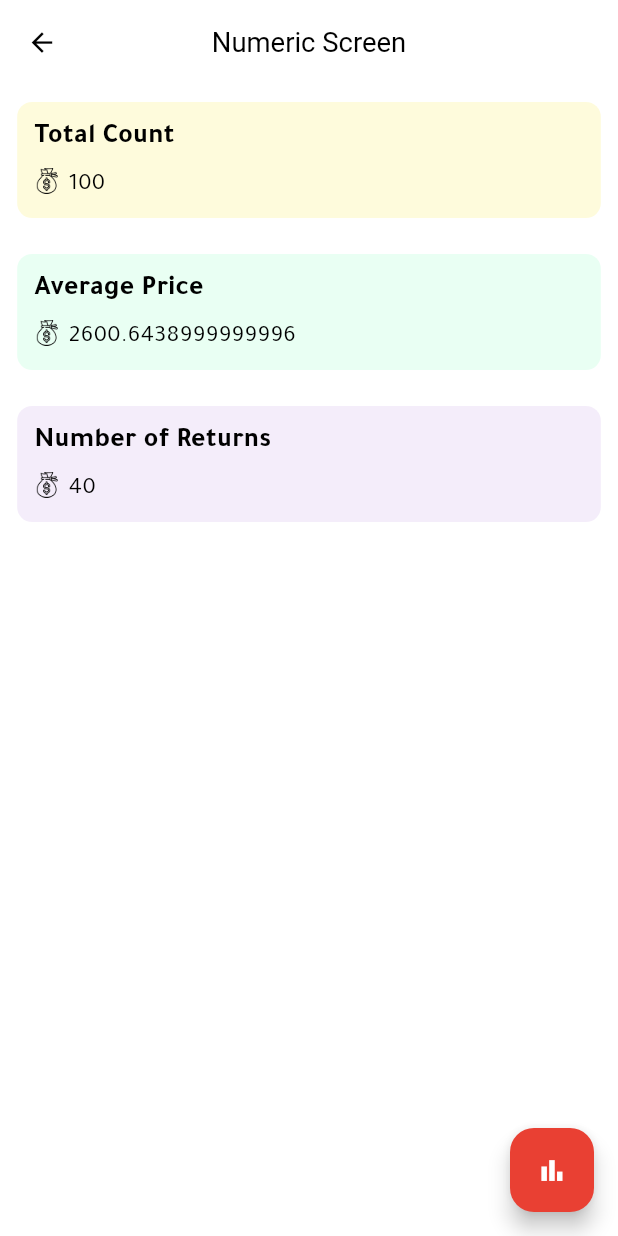
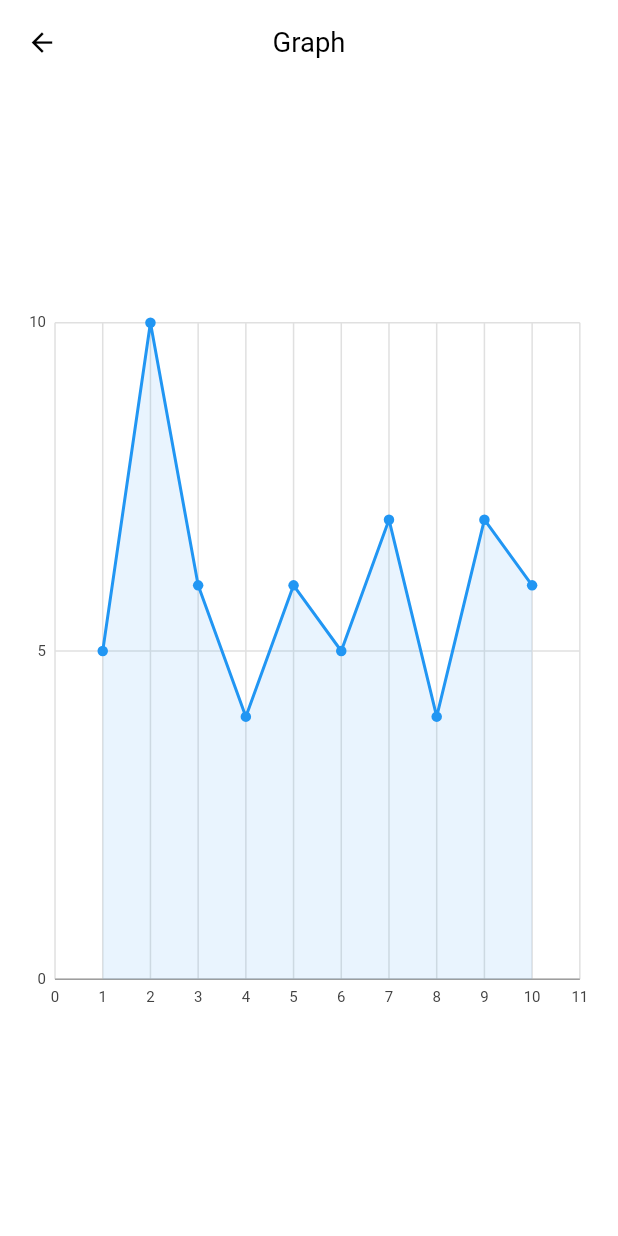
Before and after one commit to ahmed3ssem/spatium_software_task, a Flutter app: the screen it shows after launch, after a tap on the "bar chart" icon, on a phone screen of 412 x 824 dp. Run offline on Flutter 3.47's test engine with Material 3 defaults, Android fonts, the phone set to English and light mode, and no system bars; our stand-ins replace bloc, charts_flutter, dartz, dio, equatable, flutter_bloc and 5 more.

Commit message:
Graph Screen

```diff
--- a/lib/app.dart
+++ b/lib/app.dart
@@ -6,6 +6,7 @@ import 'package:spatium_software_task/config/routes/app_routes.dart';
 import 'package:spatium_software_task/config/theme/app_theme.dart';
 import 'package:spatium_software_task/core/utils/app_strings.dart';
 import 'package:spatium_software_task/core/utils/local_strings.dart';
+import 'package:spatium_software_task/feature/graph/presentation/cubit/graph_cubit.dart';
 import 'package:spatium_software_task/feature/numeric/presentation/cubit/numeric_cubit.dart';
 import 'injection_container.dart' as di;
 import 'widgets/message_widget.dart';
@@ -17,6 +18,7 @@ class MyApp extends StatelessWidget {
     return MultiBlocProvider(
         providers: [
           BlocProvider(create: (context) => di.sl<NumericCubit>()),
+          BlocProvider(create: (context) => di.sl<GraphCubit>()),
         ],
         child: ScreenUtilInit(
             designSize: const Size(360, 690),
--- a/lib/config/arguments/routes_arguments.dart
+++ /dev/null
@@ -1,19 +0,0 @@
-class RoutesArgument{}
-
-
-class StatisticDetailsRoutesArguments extends RoutesArgument{
-
-  final String uniqueId;
-  final String companyName;
-  final String buildingName;
-  String date;
-
-  StatisticDetailsRoutesArguments({required this.uniqueId , required this.companyName , required this.buildingName , required this.date});
-
-}
-
-class LoginRoutesArguments extends RoutesArgument{
-  final bool addOtherMail;
-  final bool isThereExistingUsers;
-  LoginRoutesArguments({required this.addOtherMail , required this.isThereExistingUsers});
-}
--- a/lib/config/routes/app_routes.dart
+++ b/lib/config/routes/app_routes.dart
@@ -1,4 +1,5 @@
 import 'package:flutter/material.dart';
+import 'package:spatium_software_task/feature/graph/presentation/screen/graph_screen.dart';
 import 'package:spatium_software_task/feature/numeric/presentation/screen/numeric_screen.dart';
 import 'package:spatium_software_task/feature/splash/presentation/screen/splash_screen.dart';
 
@@ -7,6 +8,8 @@ class Routes{
   static const String initialRoutes = '/';
 
   static const String numericRoutes = 'NumericScreen';
+
+  static const String graphRoutes = 'GraphScreen';
 
 }
 
@@ -22,6 +25,10 @@ class AppRoutes{
         return MaterialPageRoute(builder: (context) {
           return const NumericScreen();
         });
+      case Routes.graphRoutes:
+        return MaterialPageRoute(builder: (context) {
+          return const GraphScreen();
+        });
       default:
         return null;
     }
--- a/lib/core/utils/local_strings.dart
+++ b/lib/core/utils/local_strings.dart
@@ -11,7 +11,8 @@ class LocalStrings extends Translations {
       "numericScreen":"Numeric Screen",
       "totalCount":"Total Count",
       "averagePrice":"Average Price",
-      "numberOfReturns":"Number of Returns"
+      "numberOfReturns":"Number of Returns",
+      "graph":"Graph"
 
     },
   };
--- /dev/null
+++ b/lib/feature/graph/data/datasources/graph_remote_data_source.dart
@@ -0,0 +1,4 @@
+abstract class GraphRemoteDataSource {
+
+  Future<Map<String, int>> getGraphData();
+}
--- /dev/null
+++ b/lib/feature/graph/data/datasources/graph_remote_data_source_impl.dart
@@ -0,0 +1,32 @@
+import 'dart:convert';
+
+import 'package:flutter/services.dart';
+import 'package:intl/intl.dart';
+import 'package:spatium_software_task/feature/graph/data/datasources/graph_remote_data_source.dart';
+import 'package:spatium_software_task/feature/numeric/data/models/orders_model.dart';
+
+class GraphRemoteDataSourceImpl extends GraphRemoteDataSource {
+
+GraphRemoteDataSourceImpl();
+
+  @override
+  Future<Map<String, int>> getGraphData() async{
+    final jsonString = await rootBundle.loadString('assets/orders.json');
+    final List<dynamic> jsonList = json.decode(jsonString);
+    final List<OrdersModel> ordersList = jsonList.map((e) => OrdersModel.fromJson(e)).toList();
+    Map<String, int> monthFrequency = calculateMonthFrequency(ordersList);
+    return monthFrequency;
+  }
+
+Map<String, int> calculateMonthFrequency(List<OrdersModel> items) {
+  Map<String, int> monthFrequency = {};
+  for (var item in items) {
+    if (item.status != 'RETURNED') {
+      final DateTime registeredDate = DateFormat("yyyy-MM-dd'T'HH:mm:ss").parse(item.registered);
+      final month = DateFormat('MMM').format(registeredDate);
+      monthFrequency[month] = (monthFrequency[month] ?? 0) + 1;
+    }
+  }
+  return monthFrequency;
+}
+}
--- /dev/null
+++ b/lib/feature/graph/data/models/month_model.dart
@@ -0,0 +1,8 @@
+class MonthData {
+  final String month;
+  final int count;
+
+  MonthData(this.month, this.count);
+
+  num get countAsNum => count;
+}
--- /dev/null
+++ b/lib/feature/graph/data/repositories/graph_repository_impl.dart
@@ -0,0 +1,23 @@
+import 'package:dartz/dartz.dart';
+import 'package:get/get.dart';
+import 'package:spatium_software_task/core/error/exceptions.dart';
+import 'package:spatium_software_task/core/error/failures.dart';
+import 'package:spatium_software_task/feature/graph/data/datasources/graph_remote_data_source.dart';
+import 'package:spatium_software_task/feature/graph/domain/repositories/graph_repository.dart';
+
+class GraphRepositoryImpl extends GraphRepository {
+
+	GraphRemoteDataSource graphRemoteDataSource;
+	GraphRepositoryImpl({required this.graphRemoteDataSource});
+
+  @override
+  Future<Either<Failures, Map<String, int>>> getGraphData() async{
+		try{
+			final response = await graphRemoteDataSource.getGraphData();
+			return Right(response);
+		} on ServerException{
+			return Left(ServerFailure(msg: 'error'.tr));
+		}
+  }
+
+}
--- /dev/null
+++ b/lib/feature/graph/domain/repositories/graph_repository.dart
@@ -0,0 +1,7 @@
+import 'package:dartz/dartz.dart';
+import 'package:spatium_software_task/core/error/failures.dart';
+
+abstract class GraphRepository {
+
+  Future<Either<Failures , Map<String, int>>> getGraphData();
+}
--- /dev/null
+++ b/lib/feature/graph/domain/usecases/graph_usecase.dart
@@ -0,0 +1,16 @@
+import 'package:dartz/dartz.dart';
+import 'package:spatium_software_task/core/error/failures.dart';
+import 'package:spatium_software_task/core/usecase/use_case.dart';
+import 'package:spatium_software_task/feature/graph/domain/repositories/graph_repository.dart';
+
+
+class GraphUseCase implements UseCase<Map<String, int> , NoParams>{
+
+  final GraphRepository graphRepository;
+
+  GraphUseCase({required this.graphRepository});
+
+  @override
+  Future<Either<Failures, Map<String, int>>> call(NoParams params)=> graphRepository.getGraphData();
+
+}
--- /dev/null
+++ b/lib/feature/graph/presentation/cubit/graph_cubit.dart
@@ -0,0 +1,32 @@
+import 'package:bloc/bloc.dart';
+import 'package:dartz/dartz.dart';
+import 'package:equatable/equatable.dart';
+import 'package:spatium_software_task/core/error/failures.dart';
+import 'package:spatium_software_task/core/usecase/use_case.dart';
+import 'package:spatium_software_task/core/utils/app_strings.dart';
+import 'package:spatium_software_task/feature/graph/domain/usecases/graph_usecase.dart';
+
+part 'graph_state.dart';
+
+class GraphCubit extends Cubit<GraphState> {
+
+  GraphUseCase graphUseCase;
+  GraphCubit({required this.graphUseCase}) : super(GraphInitial());
+
+  Future<void> getData() async{
+    emit(GraphLoading());
+    Either<Failures , Map<String, int>> response = await graphUseCase(NoParams());
+    emit(response.fold((failures) => GraphError(msg: mapFailureToMsg(failures)), (monthFrequency) => GraphLoaded(monthFrequency: monthFrequency)));
+  }
+
+  String mapFailureToMsg(Failures failures){
+    switch (failures.runtimeType){
+      case const (ServerFailure):
+        return AppStrings.serverError;
+      case const (CashFailure):
+        return AppStrings.cacheError;
+      default:
+        return AppStrings.unexpectedError;
+    }
+  }
+}
--- /dev/null
+++ b/lib/feature/graph/presentation/cubit/graph_state.dart
@@ -0,0 +1,30 @@
+part of 'graph_cubit.dart';
+
+abstract class GraphState extends Equatable {
+  const GraphState();
+
+  @override
+  List<Object> get props => [];
+}
+
+class GraphInitial extends GraphState {}
+
+class GraphLoading extends GraphState{}
+
+class GraphLoaded extends GraphState{
+
+  final Map<String, int> monthFrequency;
+
+  const GraphLoaded({required this.monthFrequency});
+
+  @override
+  List<Object> get props =>[monthFrequency];
+}
+
+class GraphError extends GraphState{
+  final String msg;
+  const GraphError({required this.msg});
+
+  @override
+  List<Object> get props =>[msg];
+}
--- /dev/null
+++ b/lib/feature/graph/presentation/screen/graph_screen.dart
@@ -0,0 +1,60 @@
+import 'package:flutter/material.dart';
+import 'package:flutter_bloc/flutter_bloc.dart';
+import 'package:flutter_screenutil/flutter_screenutil.dart';
+import 'package:get/get.dart';
+import 'package:spatium_software_task/feature/graph/presentation/cubit/graph_cubit.dart';
+import 'package:spatium_software_task/feature/graph/presentation/widget/graph_item.dart';
+import 'package:spatium_software_task/widgets/error_widget.dart';
+
+class GraphScreen extends StatefulWidget {
+  const GraphScreen({super.key});
+
+  @override
+  State<GraphScreen> createState() => _GraphScreenState();
+}
+
+class _GraphScreenState extends State<GraphScreen> {
+
+  getData() =>BlocProvider.of<GraphCubit>(context).getData();
+  @override
+  void initState() {
+    super.initState();
+    getData();
+  }
+
+  Widget graphWidget(){
+    return BlocBuilder<GraphCubit, GraphState>(
+        builder: ((context, state) {
+          if (state is GraphLoading) {
+            return const Center(
+              child: CircularProgressIndicator(),
+            );
+          } else if (state is GraphError) {
+            return ErrorWidgetItem(onTap: (){getData();},);
+          } else if (state is GraphLoaded) {
+            return Center(
+              child: Container(
+                margin: EdgeInsets.symmetric(horizontal: ScreenUtil().setWidth(10)),
+                width: MediaQuery.of(context).size.width,
+                height: ScreenUtil().setHeight(400),
+                child: SimpleLineChart.create(state.monthFrequency),
+              ),
+            );
+          } else {
+            return const Center(
+              child: CircularProgressIndicator(),
+            );
+          }
+        }));
+  }
+
+  @override
+  Widget build(BuildContext context) {
+    return Scaffold(
+      appBar: AppBar(
+        title: Text('graph'.tr),
+      ),
+      body: graphWidget(),
+    );
+  }
+}
--- /dev/null
+++ b/lib/feature/graph/presentation/widget/graph_item.dart
@@ -0,0 +1,64 @@
+import 'package:charts_flutter/flutter.dart' as charts;
+import 'package:flutter/material.dart';
+import 'package:intl/intl.dart';
+
+class SimpleLineChart extends StatelessWidget {
+  final List<charts.Series<dynamic, num>> seriesList;
+  final bool animate;
+
+  const SimpleLineChart(this.seriesList, {super.key, required this.animate});
+
+  factory SimpleLineChart.create(Map<String, int> monthFrequency) {
+    final List<charts.Series<dynamic, num>> seriesData = [
+      charts.Series<dynamic, num>(
+        id: 'Sales',
+        colorFn: (_, __) => charts.MaterialPalette.blue.shadeDefault,
+        domainFn: (dynamic sales, int? index) => index! + 1,
+        measureFn: (dynamic sales, int? index) => monthFrequency.values.elementAt(index!),
+        data: List.generate(monthFrequency.length, (index) => index),
+        labelAccessorFn: (dynamic sales, int? index) {
+          final month = DateFormat.MMM().format(DateTime.parse('2022-${index! + 1}-01'));
+          return '$month: $sales';
+        },
+      )
+    ];
+
+    return SimpleLineChart(
+      seriesData,
+      animate: true,
+    );
+  }
+
+  @override
+  Widget build(BuildContext context) {
+    return charts.LineChart(
+      seriesList,
+      animate: animate,
+      defaultRenderer: charts.LineRendererConfig(
+        includePoints: true,
+        includeArea: true,
+        strokeWidthPx: 2.0,
+      ),
+      behaviors: const [
+        // ... (other behaviors remain the same)
+      ],
+      domainAxis: charts.NumericAxisSpec(
+        tickProviderSpec: const charts.BasicNumericTickProviderSpec(desiredTickCount: 12), // Show a tick for each month
+        renderSpec: charts.GridlineRendererSpec(
+          labelStyle: charts.TextStyleSpec(
+            color: charts.MaterialPalette.gray.shade800,
+            fontSize: 10,
+          ),
+        ),
+      ),
+      primaryMeasureAxis: charts.NumericAxisSpec(
+        renderSpec: charts.GridlineRendererSpec(
+          labelStyle: charts.TextStyleSpec(
+            color: charts.MaterialPalette.gray.shade800,
+            fontSize: 10,
+          ),
+        ),
+      ),
+    );
+  }
+}
--- a/lib/feature/numeric/presentation/screen/numeric_screen.dart
+++ b/lib/feature/numeric/presentation/screen/numeric_screen.dart
@@ -2,6 +2,7 @@ import 'package:flutter/material.dart';
 import 'package:flutter_bloc/flutter_bloc.dart';
 import 'package:flutter_screenutil/flutter_screenutil.dart';
 import 'package:get/get.dart';
+import 'package:spatium_software_task/config/routes/app_routes.dart';
 import 'package:spatium_software_task/core/utils/app_colors.dart';
 import 'package:spatium_software_task/feature/numeric/presentation/cubit/numeric_cubit.dart';
 import 'package:spatium_software_task/feature/numeric/presentation/widget/numeric_item.dart';
@@ -67,7 +68,7 @@ class _NumericScreenState extends State<NumericScreen> {
     return Scaffold(
       floatingActionButton: FloatingActionButton(
         backgroundColor: AppColors.primaryColor2,
-        onPressed: (){},
+        onPressed: ()=>Navigator.pushNamed(context, Routes.graphRoutes),
         child: Icon(Icons.bar_chart , size: 18.sp, color:  AppColors.whiteColor,),
       ),
       appBar: AppBar(
--- a/lib/injection_container.dart
+++ b/lib/injection_container.dart
@@ -5,6 +5,12 @@ import 'package:shared_preferences/shared_preferences.dart';
 import 'package:spatium_software_task/core/api/app_interceptor.dart';
 import 'package:spatium_software_task/core/api/dio_consumer.dart';
 import 'package:spatium_software_task/core/network/network_info.dart';
+import 'package:spatium_software_task/feature/graph/data/datasources/graph_remote_data_source.dart';
+import 'package:spatium_software_task/feature/graph/data/datasources/graph_remote_data_source_impl.dart';
+import 'package:spatium_software_task/feature/graph/data/repositories/graph_repository_impl.dart';
+import 'package:spatium_software_task/feature/graph/domain/repositories/graph_repository.dart';
+import 'package:spatium_software_task/feature/graph/domain/usecases/graph_usecase.dart';
+import 'package:spatium_software_task/feature/graph/presentation/cubit/graph_cubit.dart';
 import 'package:spatium_software_task/feature/numeric/data/datasources/numeric_remote_data_source.dart';
 import 'package:spatium_software_task/feature/numeric/data/datasources/numeric_remote_data_source_impl.dart';
 import 'package:spatium_software_task/feature/numeric/data/repositories/numeric_repository_impl.dart';
@@ -19,16 +25,20 @@ Future<void> init() async{
 
   //Blocs
   sl.registerFactory(() => NumericCubit(numericUseCase: sl()));
+  sl.registerFactory(() => GraphCubit(graphUseCase: sl()));
 
   //UseCase
   sl.registerLazySingleton(() => NumericUseCase(numericRepository: sl()));
+  sl.registerLazySingleton(() => GraphUseCase(graphRepository: sl()));
 
   //Repository
   sl.registerLazySingleton<NumericRepository>(() => NumericRepositoryImpl(numericRemoteDataSource: sl()));
+  sl.registerLazySingleton<GraphRepository>(() => GraphRepositoryImpl(graphRemoteDataSource: sl()));
 
 
   //DataSource
   sl.registerLazySingleton<NumericRemoteDataSource>(() => NumericRemoteDataSourceImpl());
+  sl.registerLazySingleton<GraphRemoteDataSource>(() => GraphRemoteDataSourceImpl());
 
 
   //Core
--- a/pubspec.yaml
+++ b/pubspec.yaml
@@ -37,7 +37,8 @@ dependencies:
   internet_connection_checker: ^1.0.0+1
   dartz: ^0.10.1
   shared_preferences: ^2.2.2
-  intl: ^0.19.0
+  charts_flutter: ^0.12.0
+  intl: ^0.17.0
   flutter:
     sdk: flutter
 
```
Also changed, not shown: pubspec.lock.
